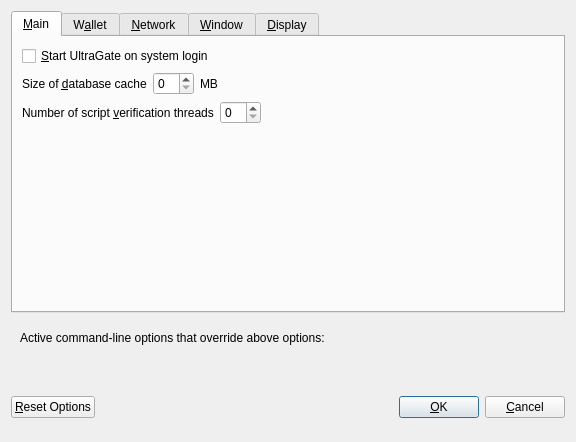
This is src/qt/forms/optionsdialog.ui in ultranatum/ultragate as Qt 5 draws it before an edit. The edited form follows.
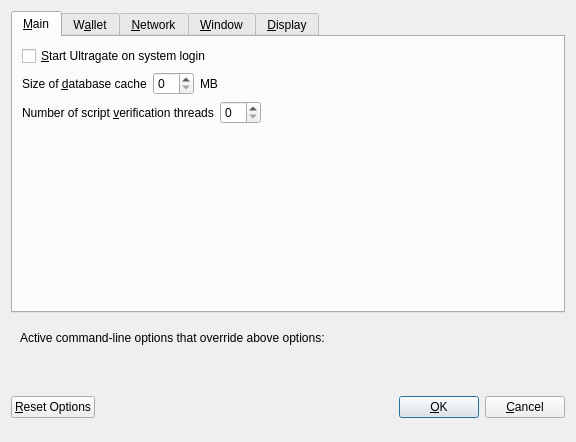
This is the edited form. Custom widgets are drawn as their Qt base class.

Commit message: UltraGate to Ultragate

```diff
--- a/src/qt/forms/optionsdialog.ui
+++ b/src/qt/forms/optionsdialog.ui
@@ -33,7 +33,7 @@
           <string>Automatically start UltraGate after logging in to the system.</string>
          </property>
          <property name="text">
-          <string>&amp;Start UltraGate on system login</string>
+          <string>&amp;Start Ultragate on system login</string>
          </property>
         </widget>
        </item>
```
Left out of the diff: 8 changed lines with no effect on the pictures. The commit also changes 160 other files.
